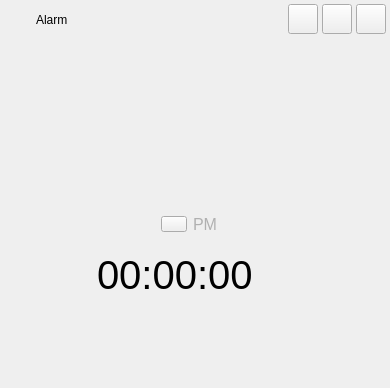
First picture: the form in src/plugins/ukui-clock/clock.ui, repository ukui/ukui-sidebar, before the edit; both pictures show x 0 to 390 and y 0 to 388 of the 390 by 580 pixel window.
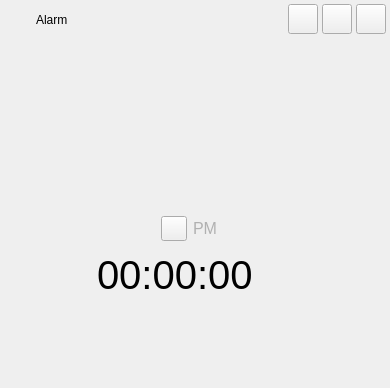
Second picture: the form after the edit. The open tabs and pages were chosen to show the change. Icons and pictures are not drawn. Custom widgets are drawn as their Qt base class.

Patch:
```diff
--- a/src/plugins/ukui-clock/clock.ui
+++ b/src/plugins/ukui-clock/clock.ui
@@ -184,7 +184,7 @@
          <x>0</x>
          <y>90</y>
          <width>391</width>
-         <height>38</height>
+         <height>47</height>
         </rect>
        </property>
        <layout class="QHBoxLayout" name="horizontalLayout">
```
Left out of the diff: 2 changed lines with no effect on the pictures.
